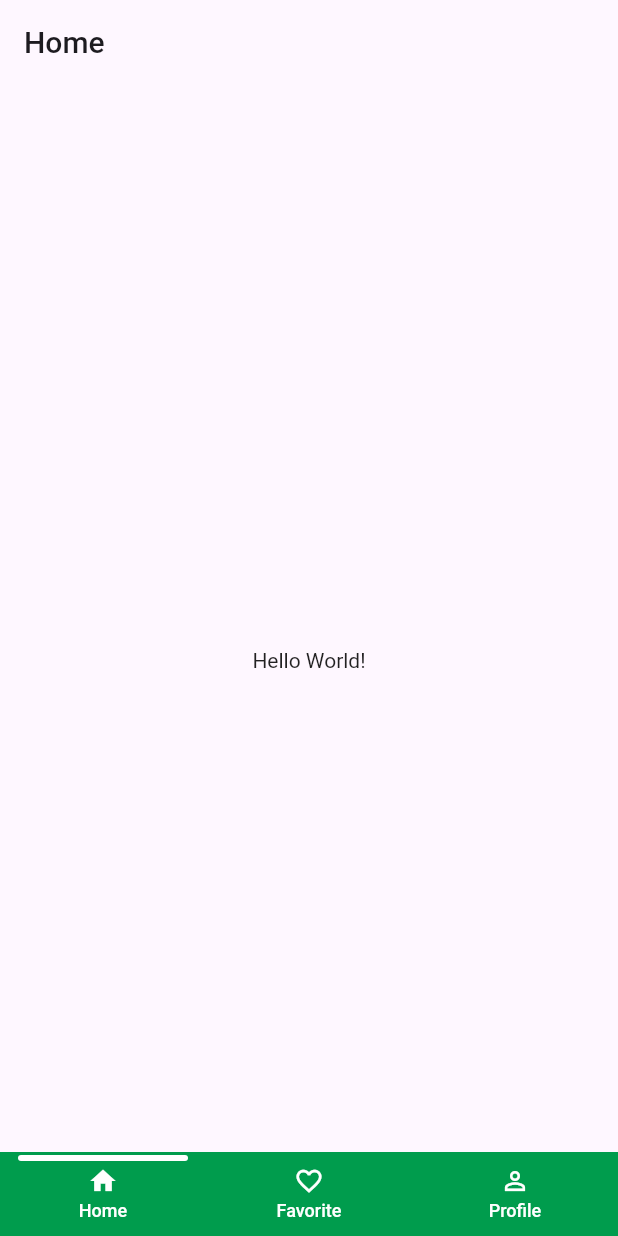
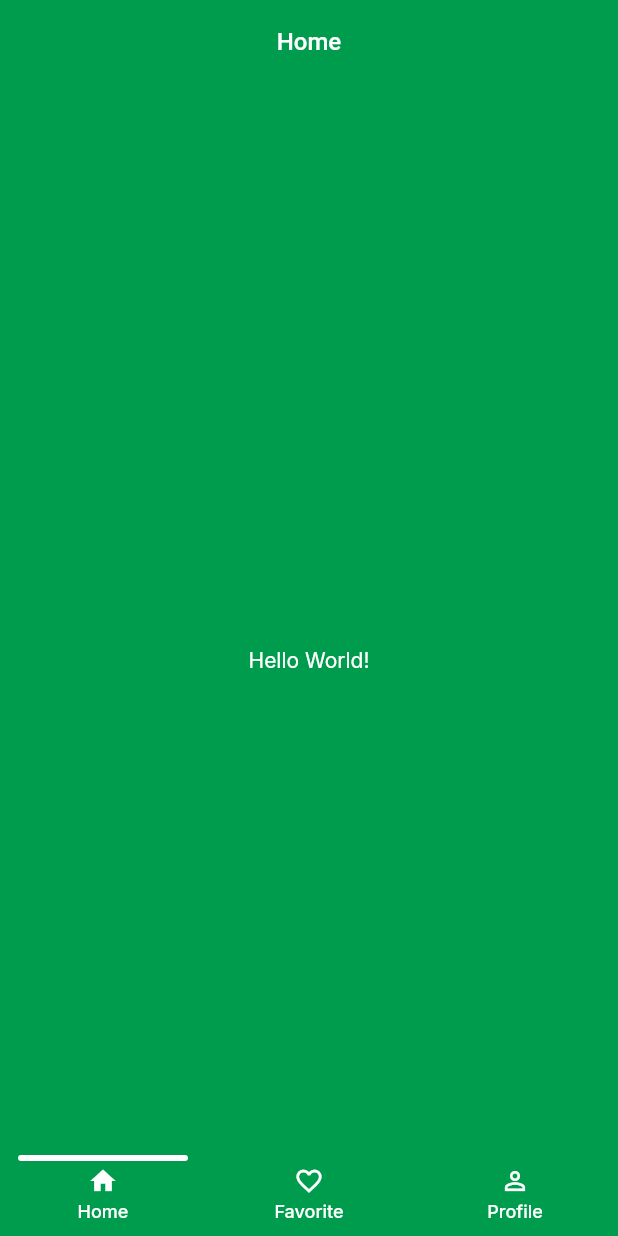
Before and after one commit to Kirara02/flutter_base, a Flutter app: the screen it shows after launch, on a phone screen of 412 x 824 dp. Run offline on Flutter 3.47's test engine with Material 2 defaults, Android fonts, the phone set to English and light mode, and no system bars; drawn by our look-alikes of persistent_bottom_nav_bar_v2; our stand-ins replace cached_network_image, flutter_dotenv, google_fonts, shimmer.

Commit message:
add dark theme and depedencies

```diff
--- a/lib/src/app/app.dart
+++ b/lib/src/app/app.dart
@@ -1,6 +1,8 @@
 import 'package:flutter/material.dart';
 import 'package:google_fonts/google_fonts.dart';
 
+import '../config/constant.dart';
+import '../config/theme/colors.dart';
 import 'main_navigation.dart';
 
 class App extends StatefulWidget {
@@ -23,7 +25,24 @@ class _AppState extends State<App> {
       title: 'Flutter Base Template',
       theme: ThemeData(
         useMaterial3: true,
-        textTheme: GoogleFonts.robotoTextTheme(Theme.of(context).textTheme),
+        textTheme:
+            GoogleFonts.interTextTheme(Theme.of(context).primaryTextTheme),
+        appBarTheme: const AppBarTheme(
+          titleTextStyle: TextStyle(
+            color: UIColors.white,
+            fontWeight: FontWeight.w500,
+            fontSize: AppConstants.kFontSizeL,
+          ),
+          centerTitle: true,
+          backgroundColor: AppColors.primary,
+          actionsIconTheme: IconThemeData(
+            color: UIColors.white,
+          ),
+          iconTheme: IconThemeData(
+            color: UIColors.white,
+          ),
+        ),
+        scaffoldBackgroundColor: AppColors.primary,
       ),
       home: const MainNavigation(),
     );
--- a/pubspec.yaml
+++ b/pubspec.yaml
@@ -7,8 +7,11 @@ environment:
   sdk: ">=3.0.3 <4.0.0"
 
 dependencies:
+  cached_network_image: ^3.2.3
+  carousel_slider: ^4.2.1
   cupertino_icons: ^1.0.5
   equatable: ^2.0.5
+  fade_shimmer: ^2.2.0
   flutter:
     sdk: flutter
   flutter_bloc: ^8.1.3
@@ -16,7 +19,10 @@ dependencies:
   flutter_secure_storage: ^8.0.0
   google_fonts: ^5.1.0
   http: ^1.1.0
+  package_info_plus: ^4.0.2
+  page_transition: ^2.0.9
   persistent_bottom_nav_bar_v2: ^4.2.8
+  shimmer: ^3.0.0
 
 dev_dependencies:
   flutter_lints: ^2.0.0
```
Also changed, not shown: config.json (added, +7 -0 lines), lib/src/widgets/images/cached_network.dart (added, +94 -0 lines), pubspec.lock, 2 other files.
